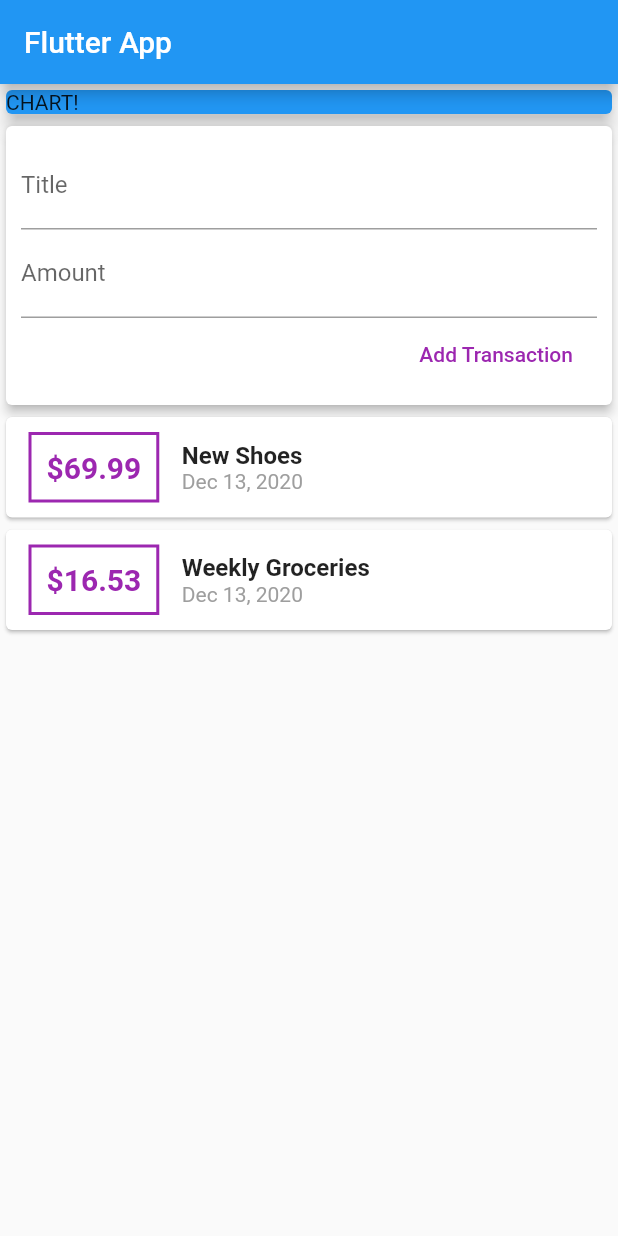
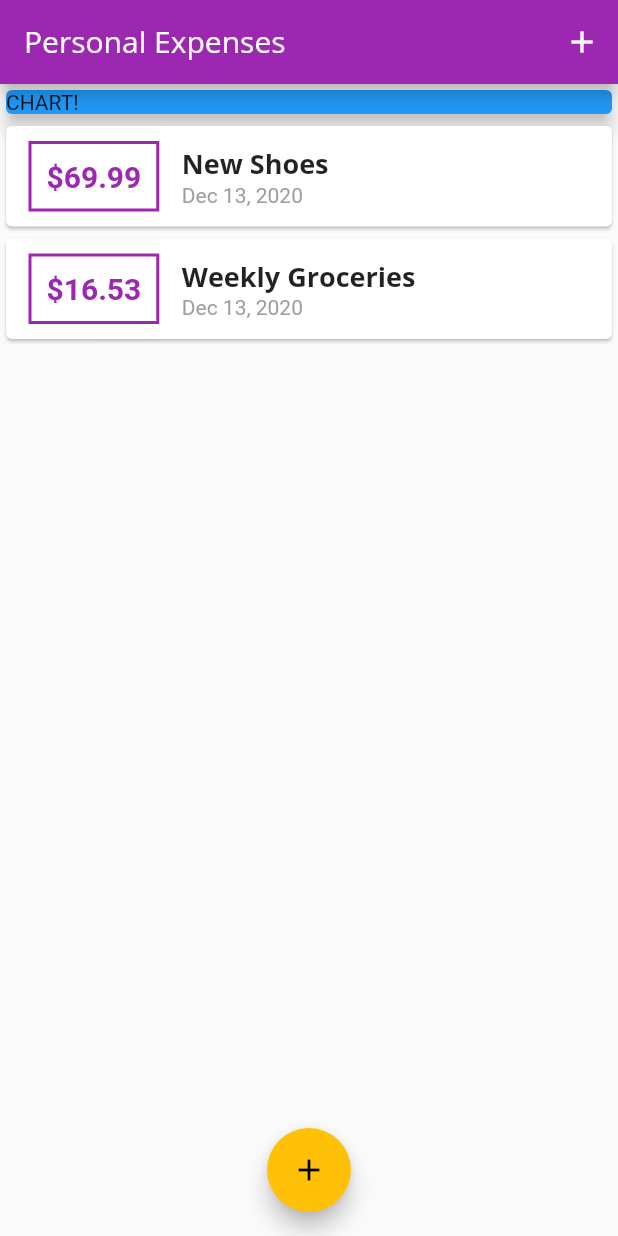
Before and after one commit to aliyev12/expense-tracker, a Flutter app: the screen it shows after launch, on a phone screen of 412 x 824 dp. Run offline on Flutter 3.47's test engine with Material 2 defaults, Android fonts, the phone set to English and light mode, and no system bars.

Commit message:
Add theme

```diff
--- a/lib/main.dart
+++ b/lib/main.dart
@@ -1,5 +1,8 @@
+import 'package:flutter/gestures.dart';
 import 'package:flutter/material.dart';
-import './widgets/user_transactions.dart';
+import './widgets/new_transaction.dart';
+import './models/transaction.dart';
+import './widgets/transaction_list.dart';
 
 void main() => runApp(MyApp());
 
@@ -7,18 +10,89 @@ class MyApp extends StatelessWidget {
   @override
   Widget build(BuildContext context) {
     return MaterialApp(
-      title: 'Flutter App',
+      title: 'Personal Expenses',
+      theme: ThemeData(
+        primarySwatch: Colors.purple,
+        accentColor: Colors.amber,
+        fontFamily: 'Quicksand',
+        textTheme: ThemeData.light().textTheme.copyWith(
+              title: TextStyle(
+                fontFamily: 'OpenSans',
+                fontWeight: FontWeight.bold,
+                fontSize: 18,
+              ),
+            ),
+        appBarTheme: AppBarTheme(
+          textTheme: ThemeData.light().textTheme.copyWith(
+                title: TextStyle(
+                  fontFamily: 'OpenSans',
+                  fontSize: 20,
+                ),
+              ),
+        ),
+      ),
       home: MyHomePage(),
     );
   }
 }
 
-class MyHomePage extends StatelessWidget {
+class MyHomePage extends StatefulWidget {
+  @override
+  _MyHomePageState createState() => _MyHomePageState();
+}
+
+class _MyHomePageState extends State<MyHomePage> {
+  final List<Transaction> _userTransactions = [
+    Transaction(
+      id: 't1',
+      title: 'New Shoes',
+      amount: 69.99,
+      date: DateTime.now(),
+    ),
+    Transaction(
+      id: 't2',
+      title: 'Weekly Groceries',
+      amount: 16.53,
+      date: DateTime.now(),
+    ),
+  ];
+
+  void _addNewTransaction(String txTitle, double txAmount) {
+    final newTx = Transaction(
+      id: DateTime.now().toString(),
+      title: txTitle,
+      amount: txAmount,
+      date: DateTime.now(),
+    );
+
+    setState(() {
+      _userTransactions.add(newTx);
+    });
+  }
+
+  void _startAddNewTransaction(BuildContext ctx) {
+    showModalBottomSheet(
+        context: ctx,
+        builder: (bCtx) {
+          return GestureDetector(
+            onTap: () {},
+            behavior: HitTestBehavior.opaque,
+            child: NewTransaction(_addNewTransaction),
+          );
+        });
+  }
+
   @override
   Widget build(BuildContext context) {
     return Scaffold(
       appBar: AppBar(
-        title: Text('Flutter App'),
+        title: Text('Personal Expenses'),
+        actions: <Widget>[
+          IconButton(
+            icon: Icon(Icons.add),
+            onPressed: () => _startAddNewTransaction(context),
+          ),
+        ],
       ),
       body: Column(
         // mainAxisAlignment: MainAxisAlignment.start,
@@ -32,8 +106,13 @@ class MyHomePage extends StatelessWidget {
               elevation: 5,
             ),
           ),
-          UserTransactions(),
+          TransactionList(_userTransactions),
         ],
+      ),
+      floatingActionButtonLocation: FloatingActionButtonLocation.centerFloat,
+      floatingActionButton: FloatingActionButton(
+        child: Icon(Icons.add),
+        onPressed: () => _startAddNewTransaction(context),
       ),
     );
   }
--- a/lib/widgets/transaction_list.dart
+++ b/lib/widgets/transaction_list.dart
@@ -9,8 +9,12 @@ class TransactionList extends StatelessWidget {
 
   @override
   Widget build(BuildContext context) {
-    return Column(
-      children: transactions.map((tx) {
+    return Container(
+      height: 300,
+      child: ListView.builder(
+        itemBuilder: (ctx, index) {
+          var tx = transactions[index];
+
           return Card(
             child: Row(
               children: <Widget>[
@@ -21,28 +25,27 @@ class TransactionList extends StatelessWidget {
                   ),
                   decoration: BoxDecoration(
                     border: Border.all(
-                    color: Colors.purple,
+                      color: Theme.of(context).primaryColor,
                       width: 2,
                     ),
                   ),
                   padding: EdgeInsets.all(10),
                   child: Text(
-                  '\$${tx.amount}',
+                    '\$${tx.amount.toStringAsFixed(2)}',
                     style: TextStyle(
                       fontWeight: FontWeight.bold,
                       fontSize: 20,
-                    color: Colors.purple,
+                      color: Theme.of(context).primaryColor,
                     ),
                   ),
                 ),
                 Column(
                   crossAxisAlignment: CrossAxisAlignment.start,
                   children: <Widget>[
-                  Text(tx.title,
-                      style: TextStyle(
-                        fontSize: 16,
-                        fontWeight: FontWeight.bold,
-                      )),
+                    Text(
+                      tx.title,
+                      style: Theme.of(context).textTheme.title,
+                    ),
                     Text(
                       DateFormat.yMMMd().format(tx.date),
                       style: TextStyle(color: Colors.grey),
@@ -52,7 +55,12 @@ class TransactionList extends StatelessWidget {
               ],
             ),
           );
-      }).toList(),
+        },
+        itemCount: transactions.length,
+        // children: transactions.map((tx) {
+
+        // }).toList(),
+      ),
     );
   }
 }
--- a/lib/widgets/user_transactions.dart
+++ /dev/null
@@ -1,49 +0,0 @@
-import 'package:flutter/material.dart';
-import '../models/transaction.dart';
-import './transaction_list.dart';
-import './new_transaction.dart';
-
-class UserTransactions extends StatefulWidget {
-  @override
-  _UserTransactionsState createState() => _UserTransactionsState();
-}
-
-class _UserTransactionsState extends State<UserTransactions> {
-  final List<Transaction> _userTransactions = [
-    Transaction(
-      id: 't1',
-      title: 'New Shoes',
-      amount: 69.99,
-      date: DateTime.now(),
-    ),
-    Transaction(
-      id: 't2',
-      title: 'Weekly Groceries',
-      amount: 16.53,
-      date: DateTime.now(),
-    ),
-  ];
-
-  void _addNewTransaction(String txTitle, double txAmount) {
-    final newTx = Transaction(
-      id: DateTime.now().toString(),
-      title: txTitle,
-      amount: txAmount,
-      date: DateTime.now(),
-    );
-
-    setState(() {
-      _userTransactions.add(newTx);
-    });
-  }
-
-  @override
-  Widget build(BuildContext context) {
-    return Column(
-      children: <Widget>[
-        NewTransaction(_addNewTransaction),
-        TransactionList(_userTransactions),
-      ],
-    );
-  }
-}
```
Also changed, not shown: lib/widgets/new_transaction.dart (+26 -10 lines), pubspec.yaml (+11 -11 lines), assets/fonts/OpenSans-Bold.ttf (added), assets/fonts/OpenSans-Regular.ttf (added), assets/fonts/Quicksand-Bold.ttf (added), assets/fonts/Quicksand-Light.ttf (added), assets/fonts/Quicksand-Medium.ttf (added), assets/fonts/Quicksand-Regular.ttf (added). Lines whose indentation alone changed are shown as unchanged.
